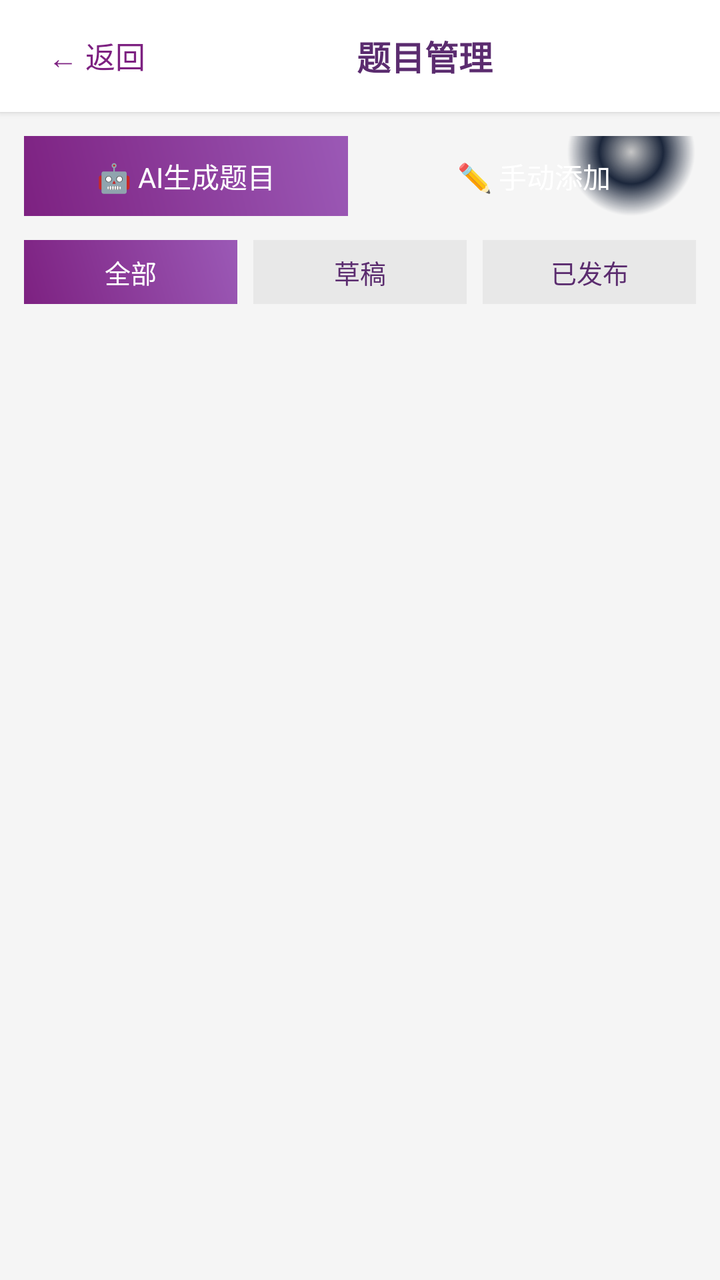
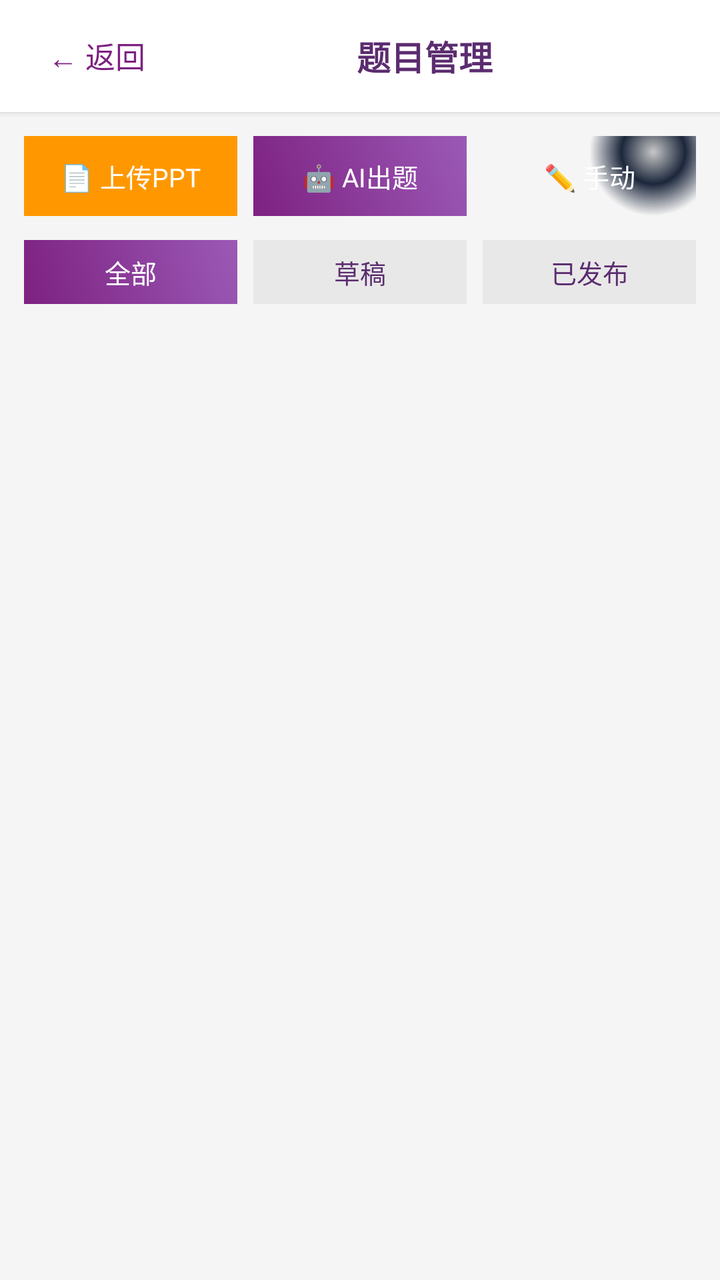

An Android layout rendered at two revisions. The XML below is the earlier revision; the diff shows what the commit changed to produce the second picture.
<!-- AndroidManifest.xml: application theme Theme.StudyApp -->
<!-- res/layout/fragment_question_manage.xml -->
<?xml version="1.0" encoding="utf-8"?>
<LinearLayout xmlns:android="http://schemas.android.com/apk/res/android"
    xmlns:app="http://schemas.android.com/apk/res-auto"
    android:layout_width="match_parent"
    android:layout_height="match_parent"
    android:orientation="vertical"
    android:background="#F5F5F5">

    
    <LinearLayout
        android:layout_width="match_parent"
        android:layout_height="56dp"
        android:orientation="horizontal"
        android:gravity="center_vertical"
        android:background="@color/white"
        android:paddingHorizontal="16dp"
        android:elevation="2dp">

        <TextView
            android:id="@+id/questionManageBackBtn"
            android:layout_width="wrap_content"
            android:layout_height="wrap_content"
            android:text="← 返回"
            android:textSize="15sp"
            android:textColor="@color/tsinghua_purple"
            android:padding="8dp"
            android:clickable="true"
            android:focusable="true" />

        <TextView
            android:id="@+id/questionManageTitle"
            android:layout_width="0dp"
            android:layout_height="wrap_content"
            android:layout_weight="1"
            android:text="题目管理"
            android:textSize="17sp"
            android:textStyle="bold"
            android:textColor="@color/tsinghua_purple_dark"
            android:gravity="center" />

    </LinearLayout>

    
    <LinearLayout
        android:layout_width="match_parent"
        android:layout_height="wrap_content"
        android:orientation="horizontal"
        android:padding="12dp"
        android:gravity="center">

        <TextView
            android:id="@+id/aiGenerateBtn"
            android:layout_width="0dp"
            android:layout_height="40dp"
            android:layout_weight="1"
            android:layout_marginEnd="6dp"
            android:text="🤖 AI生成题目"
            android:textSize="14sp"
            android:textColor="@color/white"
            android:gravity="center"
            android:background="@drawable/gradient_tsinghua_purple"
            android:clickable="true"
            android:focusable="true" />

        <TextView
            android:id="@+id/manualAddBtn"
            android:layout_width="0dp"
            android:layout_height="40dp"
            android:layout_weight="1"
            android:layout_marginStart="6dp"
            android:text="✏️ 手动添加"
            android:textSize="14sp"
            android:textColor="@color/white"
            android:gravity="center"
            android:background="@drawable/gradient_tech_blue_layered"
            android:clickable="true"
            android:focusable="true" />

    </LinearLayout>

    
    <LinearLayout
        android:layout_width="match_parent"
        android:layout_height="wrap_content"
        android:orientation="horizontal"
        android:paddingHorizontal="12dp"
        android:paddingBottom="8dp">

        <TextView
            android:id="@+id/filterAllBtn"
            android:layout_width="0dp"
            android:layout_height="32dp"
            android:layout_weight="1"
            android:text="全部"
            android:textSize="13sp"
            android:textColor="@color/white"
            android:gravity="center"
            android:background="@drawable/gradient_tsinghua_purple"
            android:layout_marginEnd="4dp" />

        <TextView
            android:id="@+id/filterDraftBtn"
            android:layout_width="0dp"
            android:layout_height="32dp"
            android:layout_weight="1"
            android:text="草稿"
            android:textSize="13sp"
            android:textColor="@color/tsinghua_purple_dark"
            android:gravity="center"
            android:background="#E8E8E8"
            android:layout_marginHorizontal="4dp" />

        <TextView
            android:id="@+id/filterPublishedBtn"
            android:layout_width="0dp"
            android:layout_height="32dp"
            android:layout_weight="1"
            android:text="已发布"
            android:textSize="13sp"
            android:textColor="@color/tsinghua_purple_dark"
            android:gravity="center"
            android:background="#E8E8E8"
            android:layout_marginStart="4dp" />

    </LinearLayout>

    
    <TextView
        android:id="@+id/questionLoadingText"
        android:layout_width="match_parent"
        android:layout_height="wrap_content"
        android:text="正在加载题目..."
        android:textSize="14sp"
        android:textColor="@color/darker_gray"
        android:gravity="center"
        android:padding="24dp"
        android:visibility="gone" />

    
    <TextView
        android:id="@+id/questionEmptyText"
        android:layout_width="match_parent"
        android:layout_height="wrap_content"
        android:text="暂无题目，点击上方按钮生成或手动添加"
        android:textSize="14sp"
        android:textColor="@color/darker_gray"
        android:gravity="center"
        android:padding="24dp"
        android:visibility="gone" />

    
    <androidx.core.widget.NestedScrollView
        android:layout_width="match_parent"
        android:layout_height="match_parent"
        android:padding="12dp"
        android:paddingTop="0dp">

        <LinearLayout
            android:id="@+id/questionListContainer"
            android:layout_width="match_parent"
            android:layout_height="wrap_content"
            android:orientation="vertical" />

    </androidx.core.widget.NestedScrollView>

</LinearLayout>
<!-- resources referenced by this layout -->
<resources>
  <color name="darker_gray">#FF444444</color>
  <color name="tsinghua_purple">#FF7D2181</color>
  <color name="tsinghua_purple_dark">#FF5B2C6F</color>
  <color name="white">#FFFFFFFF</color>
  <!-- drawable gradient_tech_blue_layered (drawable) -->
  <?xml version="1.0" encoding="utf-8"?>
  <shape xmlns:android="http://schemas.android.com/apk/res/android"
      android:shape="rectangle">
  
      
      <gradient
          android:startColor="@color/tech_blue_dark"
          android:centerColor="@color/tech_blue_primary"
          android:endColor="@color/tech_blue_secondary"
          android:angle="135"
          android:type="linear"
          android:centerX="0.3"
          android:centerY="0.3" />
  
      
      <gradient
          android:startColor="#30000000"
          android:endColor="#10FFFFFF"
          android:type="radial"
          android:gradientRadius="80%"
          android:centerX="0.8"
          android:centerY="0.2" />
  
      
      <corners android:radius="0dp" />
  
  </shape>
  <!-- drawable gradient_tsinghua_purple (drawable) -->
  <?xml version="1.0" encoding="utf-8"?>
  <shape xmlns:android="http://schemas.android.com/apk/res/android"
      android:shape="rectangle">
      <gradient
          android:startColor="@color/tsinghua_purple_gradient_start"
          android:endColor="@color/tsinghua_purple_gradient_end"
          android:angle="45"
          android:type="linear" />
      <corners android:radius="0dp" />
  </shape>
  <style name="Theme.StudyApp" parent="Theme.AppCompat.Light.NoActionBar">
          
          <item name="colorPrimary">@color/holo_blue_dark</item>
          <item name="colorPrimaryDark">@color/holo_blue_dark</item>
          <item name="colorAccent">@color/holo_blue_dark</item>
          <item name="android:windowBackground">@color/white</item>
      </style>
  <color name="tech_blue_dark">#FF0D1B2A</color>
  <color name="tech_blue_primary">#FF1B263B</color>
  <color name="tech_blue_secondary">#FF415A77</color>
  <color name="tsinghua_purple_gradient_start">#FF7D2181</color>
  <color name="tsinghua_purple_gradient_end">#FF9B59B6</color>
  <color name="holo_blue_dark">#FF1976D2</color>
</resources>

<!-- the commit's change to res/layout/fragment_question_manage.xml (unified diff, before → after) -->
@@ -49,13 +49,27 @@
         android:gravity="center">
 
         <TextView
+            android:id="@+id/pptUploadBtn"
+            android:layout_width="0dp"
+            android:layout_height="40dp"
+            android:layout_weight="1"
+            android:layout_marginEnd="4dp"
+            android:text="📄 上传PPT"
+            android:textSize="13sp"
+            android:textColor="@color/white"
+            android:gravity="center"
+            android:background="#FF9800"
+            android:clickable="true"
+            android:focusable="true" />
+
+        <TextView
             android:id="@+id/aiGenerateBtn"
             android:layout_width="0dp"
             android:layout_height="40dp"
             android:layout_weight="1"
-            android:layout_marginEnd="6dp"
-            android:text="🤖 AI生成题目"
-            android:textSize="14sp"
+            android:layout_marginHorizontal="4dp"
+            android:text="🤖 AI出题"
+            android:textSize="13sp"
             android:textColor="@color/white"
             android:gravity="center"
             android:background="@drawable/gradient_tsinghua_purple"
@@ -67,9 +81,9 @@
             android:layout_width="0dp"
             android:layout_height="40dp"
             android:layout_weight="1"
-            android:layout_marginStart="6dp"
-            android:text="✏️ 手动添加"
-            android:textSize="14sp"
+            android:layout_marginStart="4dp"
+            android:text="✏️ 手动"
+            android:textSize="13sp"
             android:textColor="@color/white"
             android:gravity="center"
             android:background="@drawable/gradient_tech_blue_layered"
